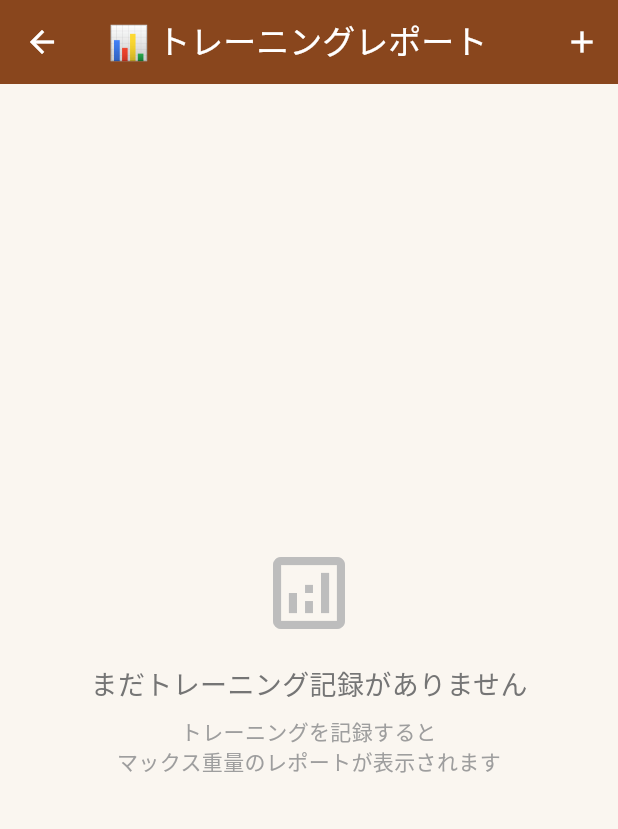
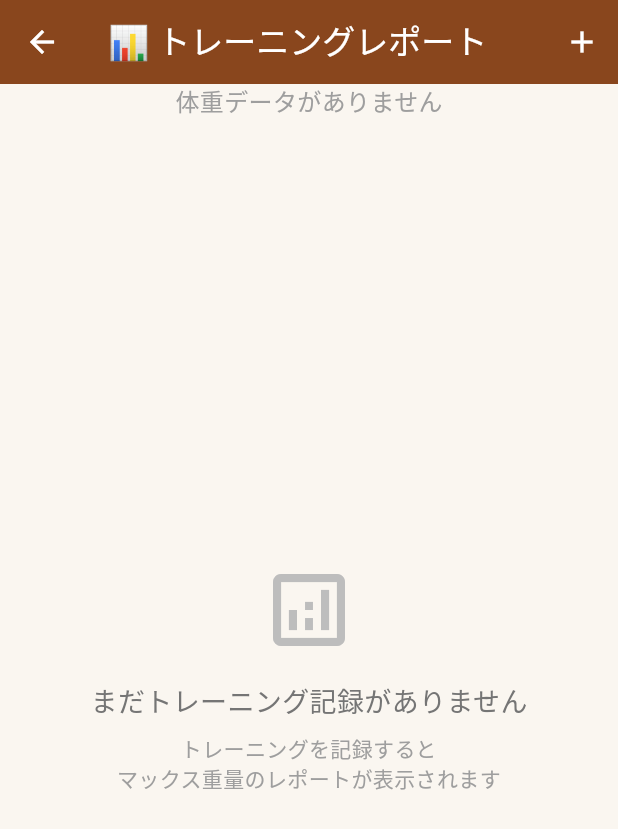
Before and after one commit to kj-nakamura/training-log, a Flutter app: the ReportScreen screen opened directly, on a phone screen of 412 x 824 dp. Shown: the top 829 px of the screen. Run offline on Flutter 3.47's test engine with Material 3 defaults, Android fonts, the phone set to English and light mode, and no system bars; our stand-ins replace fl_chart, shared_preferences, table_calendar; accounts and stored records are empty.

Commit message:
weight chart

```diff
--- a/lib/screens/report_screen.dart
+++ b/lib/screens/report_screen.dart
@@ -4,6 +4,7 @@ import '../models/exercise_report.dart';
 import '../models/max_exercise.dart';
 import '../services/report_service.dart';
 import '../services/storage_service.dart';
+import '../widgets/weight_chart.dart';
 import 'note_creation_screen.dart';
 
 class ReportScreen extends StatefulWidget {
@@ -220,6 +221,7 @@ class _ReportScreenState extends State<ReportScreen> {
             )
           : Column(
               children: [
+                const WeightChart(),
                 if (_maxExercises.isNotEmpty) _buildMaxExercisesList(),
                 if (_reports.isNotEmpty)
                   Expanded(child: _buildReportList())
--- /dev/null
+++ b/lib/widgets/weight_chart.dart
@@ -0,0 +1,182 @@
+import 'package:flutter/material.dart';
+import 'package:fl_chart/fl_chart.dart';
+import 'package:intl/intl.dart';
+import '../models/training_note.dart';
+import '../services/storage_service.dart';
+
+class WeightChart extends StatefulWidget {
+  const WeightChart({Key? key}) : super(key: key);
+
+  @override
+  State<WeightChart> createState() => _WeightChartState();
+}
+
+class _WeightChartState extends State<WeightChart> {
+  final StorageService _storageService = StorageService();
+  List<TrainingNote> _notes = [];
+  bool _isLoading = true;
+
+  @override
+  void initState() {
+    super.initState();
+    _loadNotes();
+  }
+
+  Future<void> _loadNotes() async {
+    try {
+      final notes = await _storageService.loadNotes();
+      setState(() {
+        _notes = notes;
+        _isLoading = false;
+      });
+    } catch (e) {
+      setState(() {
+        _isLoading = false;
+      });
+    }
+  }
+
+  List<FlSpot> _generateWeightData() {
+    if (_notes.isEmpty) return [];
+
+    final weightNotes = _notes
+        .where((note) => note.bodyWeight != null)
+        .toList();
+
+    if (weightNotes.isEmpty) return [];
+
+    // Sort by date to ensure proper chronological order
+    weightNotes.sort((a, b) => a.date.compareTo(b.date));
+
+    return weightNotes.asMap().entries.map((entry) {
+      final index = entry.key;
+      final note = entry.value;
+      return FlSpot(index.toDouble(), note.bodyWeight!);
+    }).toList();
+  }
+
+  Widget _buildBottomTitles(double value, TitleMeta meta) {
+    final weightNotes = _notes
+        .where((note) => note.bodyWeight != null)
+        .toList();
+
+    if (weightNotes.isEmpty) return const SizedBox.shrink();
+
+    // Sort by date to match the data generation
+    weightNotes.sort((a, b) => a.date.compareTo(b.date));
+
+    if (value.toInt() >= weightNotes.length) {
+      return const SizedBox.shrink();
+    }
+
+    final note = weightNotes[value.toInt()];
+    final formattedDate = DateFormat('M/d').format(note.date);
+
+    return SideTitleWidget(
+      axisSide: meta.axisSide,
+      child: Text(
+        formattedDate,
+        style: const TextStyle(fontSize: 10),
+      ),
+    );
+  }
+
+  Widget _buildLeftTitles(double value, TitleMeta meta) {
+    return SideTitleWidget(
+      axisSide: meta.axisSide,
+      child: Text(
+        '${value.toStringAsFixed(1)}kg',
+        style: const TextStyle(fontSize: 10),
+      ),
+    );
+  }
+
+  @override
+  Widget build(BuildContext context) {
+    if (_isLoading) {
+      return const Center(child: CircularProgressIndicator());
+    }
+
+    final chartData = _generateWeightData();
+    if (chartData.isEmpty) {
+      return const Center(
+        child: Text(
+          '体重データがありません',
+          style: TextStyle(fontSize: 16, color: Colors.grey),
+        ),
+      );
+    }
+
+    final minWeight = chartData.map((spot) => spot.y).reduce((a, b) => a < b ? a : b);
+    final maxWeight = chartData.map((spot) => spot.y).reduce((a, b) => a > b ? a : b);
+    final weightRange = maxWeight - minWeight;
+    final padding = weightRange > 0 ? weightRange * 0.1 : 1.0;
+
+    return Container(
+      padding: const EdgeInsets.all(16),
+      height: 300,
+      child: Column(
+        children: [
+          const Text(
+            '体重推移',
+            style: TextStyle(fontSize: 18, fontWeight: FontWeight.bold),
+          ),
+          const SizedBox(height: 16),
+          Expanded(
+            child: LineChart(
+              LineChartData(
+                gridData: const FlGridData(show: true),
+                titlesData: FlTitlesData(
+                  leftTitles: AxisTitles(
+                    sideTitles: SideTitles(
+                      showTitles: true,
+                      reservedSize: 50,
+                      getTitlesWidget: _buildLeftTitles,
+                    ),
+                  ),
+                  bottomTitles: AxisTitles(
+                    sideTitles: SideTitles(
+                      showTitles: true,
+                      reservedSize: 30,
+                      getTitlesWidget: _buildBottomTitles,
+                    ),
+                  ),
+                  topTitles: const AxisTitles(
+                    sideTitles: SideTitles(showTitles: false),
+                  ),
+                  rightTitles: const AxisTitles(
+                    sideTitles: SideTitles(showTitles: false),
+                  ),
+                ),
+                borderData: FlBorderData(
+                  show: true,
+                  border: const Border(
+                    bottom: BorderSide(color: Colors.grey),
+                    left: BorderSide(color: Colors.grey),
+                  ),
+                ),
+                lineBarsData: [
+                  LineChartBarData(
+                    spots: chartData,
+                    isCurved: true,
+                    color: Colors.blue,
+                    barWidth: 3,
+                    dotData: const FlDotData(show: true),
+                    belowBarData: BarAreaData(
+                      show: true,
+                      color: Colors.blue.withOpacity(0.2),
+                    ),
+                  ),
+                ],
+                minX: 0,
+                maxX: (chartData.length - 1).toDouble(),
+                minY: minWeight - padding,
+                maxY: maxWeight + padding,
+              ),
+            ),
+          ),
+        ],
+      ),
+    );
+  }
+}
```
